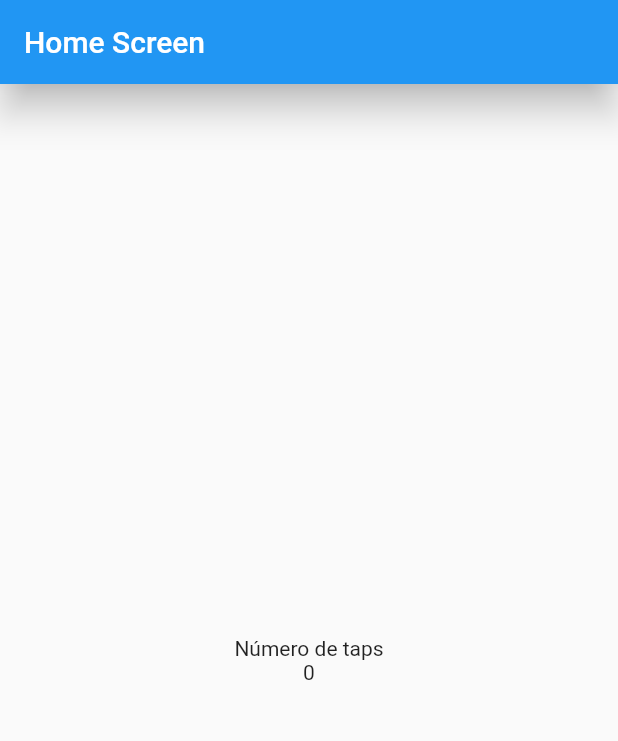
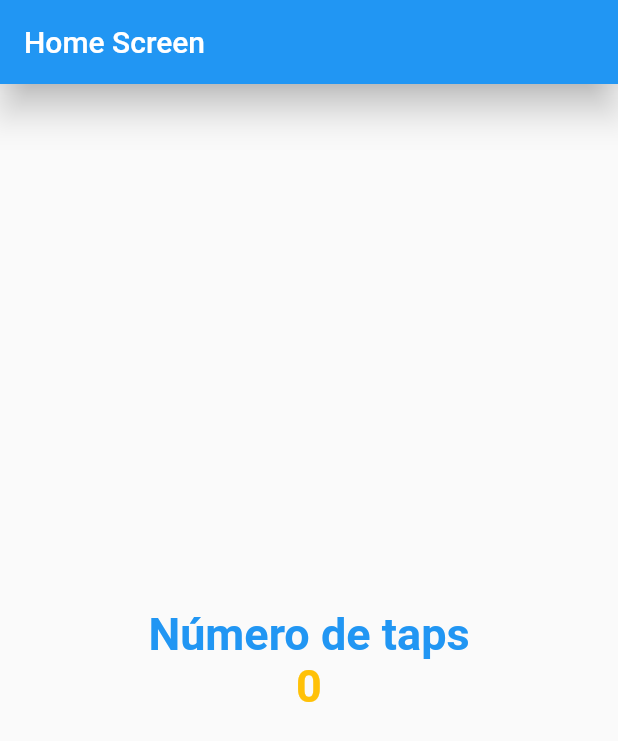
Before and after one commit to alexglzrys/flutter-counterApp, a Flutter app: the screen it shows after launch, on a phone screen of 412 x 824 dp. Shown: the top 741 px of the screen. Run offline on Flutter 3.47's test engine with Material 2 defaults, Android fonts, the phone set to English and light mode, and no system bars.

Commit message:
estilos en textos

```diff
--- a/lib/screens/home_screen.dart
+++ b/lib/screens/home_screen.dart
@@ -3,6 +3,8 @@ import 'package:flutter/material.dart';
 
 // Separar nuestros componentes en clases independientes
 class HomeScreen extends StatelessWidget {
+  final double _fontSize30 = 30.0;
+
   // El key permite identificar un Widget especifico dentro del contexto de nuestra App
   // Se usa en determinadas ocasiones
   const HomeScreen({Key? key}) : super(key: key);
@@ -27,7 +29,26 @@ class HomeScreen extends StatelessWidget {
           // La alineación de las filas y coliumnas, es identico a FLEX de CSS
           // El eje transversal siempre tien el tamaña del widget con mayor tamaño. En este caso se recomienda que los widgets tengan un ancho de 100%
           mainAxisAlignment: MainAxisAlignment.center,
-          children: const [Text('Número de taps'), Text('0')],
+
+          // ! Si en algun momento tenemos problemas con CONST - Es importante leér el erro para retirarlo del elemento sugerido
+          // ? Y o recomiendo que coloquemos const hasta el final de crear la estructura del Widget, de esta forma el IDE recomendará que elemento require CONST y que no
+          children: [
+            Text(
+              'Número de taps',
+              // Cambiar el estilo a este Widget de tipo Text
+              style: TextStyle(
+                  fontSize: _fontSize30,
+                  fontWeight: FontWeight.bold,
+                  color: Colors.blue),
+            ),
+            Text(
+              '0',
+              style: TextStyle(
+                  fontSize: _fontSize30,
+                  fontWeight: FontWeight.bold,
+                  color: Colors.amber),
+            )
+          ],
         )));
   }
 }
```
